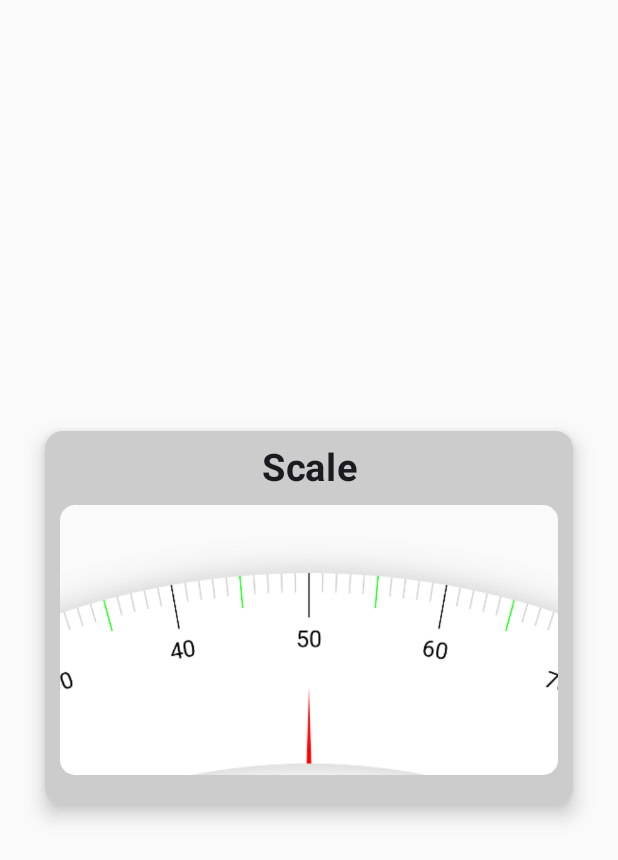
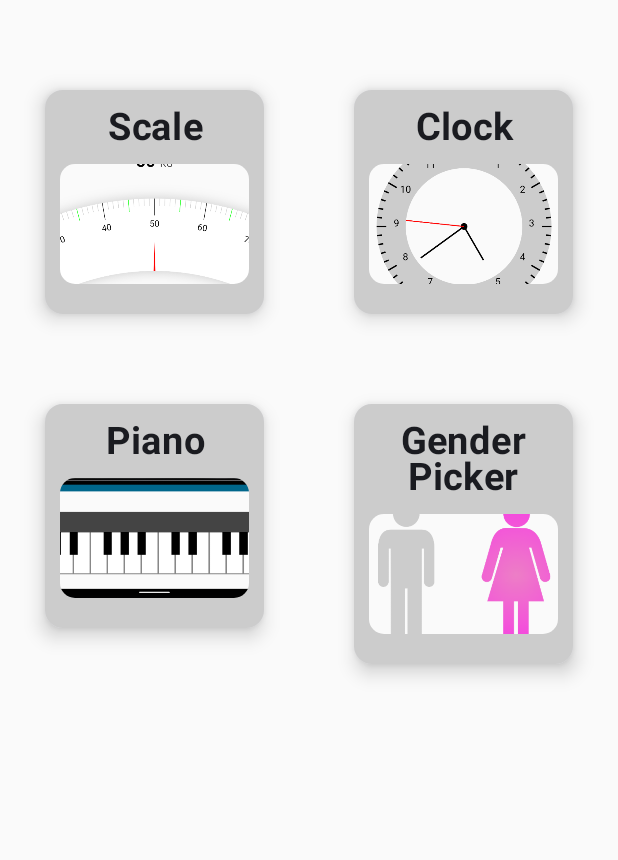
Before and after one commit to SerbanMarinescu/UI_Designs, an Android app built with Jetpack Compose: the screen it shows after launch (MainActivity), on a phone screen of 412 x 824 dp. Shown: the top 860 px of the screen. Run offline under Robolectric (Android 15) with nearby library versions, the phone set to English and light mode, and no system bars.

Commit message:
Added Gender Picker Screen

```diff
--- a/app/src/main/java/com/example/canvasdesigns/navigation/Navigation.kt
+++ b/app/src/main/java/com/example/canvasdesigns/navigation/Navigation.kt
@@ -7,10 +7,8 @@ import androidx.compose.foundation.layout.fillMaxSize
 import androidx.compose.foundation.layout.fillMaxWidth
 import androidx.compose.foundation.layout.height
 import androidx.compose.foundation.layout.padding
-import androidx.compose.material3.Button
 import androidx.compose.material3.Text
 import androidx.compose.runtime.Composable
-import androidx.compose.runtime.collectAsState
 import androidx.compose.runtime.getValue
 import androidx.compose.ui.Alignment
 import androidx.compose.ui.Modifier
@@ -28,6 +26,7 @@ import androidx.navigation.compose.NavHost
 import androidx.navigation.compose.composable
 import com.example.canvasdesigns.screens.clock_screen.Clock
 import com.example.canvasdesigns.screens.clock_screen.ClockViewModel
+import com.example.canvasdesigns.screens.gender_picker_screen.GenderPickerScreen
 import com.example.canvasdesigns.screens.main_screen.MainScreen
 import com.example.canvasdesigns.screens.main_screen.MainViewModel
 import com.example.canvasdesigns.screens.main_screen.NavRouteId
@@ -51,6 +50,7 @@ fun Navigation(navController: NavHostController) {
                         NavRouteId.CLOCK -> navController.navigate(Screen.ClockScreen.route)
                         NavRouteId.SCALE -> navController.navigate(Screen.WeightPickerScreen.route)
                         NavRouteId.PIANO -> navController.navigate(Screen.PianoScreen.route)
+                        NavRouteId.GENDER -> navController.navigate(Screen.GenderPickerScreen.route)
                     }
                 }
             )
@@ -117,8 +117,15 @@ fun Navigation(navController: NavHostController) {
         }
         composable(Screen.PianoScreen.route) {
             Box(modifier = Modifier.fillMaxSize()) {
-                Piano(modifier = Modifier.fillMaxWidth().height(500.dp).align(Alignment.Center))
+                Piano(modifier = Modifier
+                    .fillMaxWidth()
+                    .height(500.dp)
+                    .align(Alignment.Center))
             }
+        }
+        composable(Screen.GenderPickerScreen.route) {
+
+            GenderPickerScreen()
         }
     }
 }
--- a/app/src/main/java/com/example/canvasdesigns/navigation/Screen.kt
+++ b/app/src/main/java/com/example/canvasdesigns/navigation/Screen.kt
@@ -5,4 +5,5 @@ sealed class Screen(val route: String) {
     data object ClockScreen: Screen("ClockScreen")
     data object WeightPickerScreen: Screen("WeightPickerScreen")
     data object PianoScreen: Screen("PianoScreen")
+    data object GenderPickerScreen: Screen("GenderPickerScreen")
 }
--- /dev/null
+++ b/app/src/main/java/com/example/canvasdesigns/screens/gender_picker_screen/Gender.kt
@@ -0,0 +1,6 @@
+package com.example.canvasdesigns.screens.gender_picker_screen
+
+sealed interface Gender {
+    data object Male: Gender
+    data object Female: Gender
+}
--- a/app/src/main/java/com/example/canvasdesigns/screens/main_screen/ImageCard.kt
+++ b/app/src/main/java/com/example/canvasdesigns/screens/main_screen/ImageCard.kt
@@ -37,44 +37,6 @@ fun ImageCard(
     name: String,
     onClick: () -> Unit
 ) {
-//    Box(
-//        modifier = modifier
-//            .size(200.dp)
-//            .clip(RoundedCornerShape(20.dp))
-//            .background(Color.LightGray)
-//            .clickable {
-//                onClick()
-//            }
-//    ) {
-//
-//        Column(
-//            modifier = Modifier
-//                .fillMaxSize()
-//                .padding(top = 10.dp),
-//            horizontalAlignment = Alignment.CenterHorizontally,
-//            verticalArrangement = Arrangement.SpaceBetween
-//        ) {
-//            Text(
-//                text = name,
-//                fontSize = 25.sp,
-//                fontWeight = FontWeight.Bold
-//            )
-//
-//            Box(
-//                modifier = Modifier
-//                    .size(170.dp)
-//                    .padding(15.dp)
-//                    .clip(RoundedCornerShape(10.dp))
-//            ) {
-//                Image(
-//                    painter = painterResource(id = resId),
-//                    contentDescription = null,
-//                    modifier = Modifier.fillMaxSize(),
-//                    contentScale = ContentScale.Crop
-//                )
-//            }
-//        }
-//    }
 
     Card(
         modifier = Modifier
@@ -101,7 +63,7 @@ fun ImageCard(
             Box(
                 modifier = modifier
                     .fillMaxWidth()
-                    .height(200.dp)
+                    .size(100.dp)
                     .padding(10.dp)
             ) {
                 Image(
--- a/app/src/main/java/com/example/canvasdesigns/screens/main_screen/MainScreen.kt
+++ b/app/src/main/java/com/example/canvasdesigns/screens/main_screen/MainScreen.kt
@@ -6,8 +6,12 @@ import androidx.compose.foundation.layout.Arrangement
 import androidx.compose.foundation.layout.Box
 import androidx.compose.foundation.layout.fillMaxSize
 import androidx.compose.foundation.layout.fillMaxWidth
+import androidx.compose.foundation.layout.padding
 import androidx.compose.foundation.layout.wrapContentSize
 import androidx.compose.foundation.lazy.LazyRow
+import androidx.compose.foundation.lazy.grid.GridCells
+import androidx.compose.foundation.lazy.grid.LazyVerticalGrid
+import androidx.compose.foundation.lazy.grid.items
 import androidx.compose.foundation.lazy.items
 import androidx.compose.foundation.lazy.itemsIndexed
 import androidx.compose.foundation.pager.HorizontalPager
@@ -35,18 +39,35 @@ fun MainScreen(
         modifier = Modifier.fillMaxSize(),
         contentAlignment = Alignment.Center
     ) {
-        HorizontalPager(
-            state = pagerState,
-            modifier = Modifier.fillMaxWidth().align(Alignment.Center)
-        ) { currentPage ->
+//        HorizontalPager(
+//            state = pagerState,
+//            modifier = Modifier.fillMaxWidth().align(Alignment.Center)
+//        ) { currentPage ->
+//
+//            ImageCard(
+//                resId = itemList[currentPage % itemList.size].resId,
+//                name = itemList[currentPage % itemList.size].name,
+//                onClick = {
+//                    navigateTo(itemList[currentPage % itemList.size].navRouteId)
+//                }
+//            )
+//        }
 
-            ImageCard(
-                resId = itemList[currentPage % itemList.size].resId,
-                name = itemList[currentPage % itemList.size].name,
-                onClick = {
-                    navigateTo(itemList[currentPage % itemList.size].navRouteId)
-                }
-            )
+        LazyVerticalGrid(
+            columns = GridCells.Fixed(2),
+            modifier = Modifier
+                .fillMaxSize()
+                .padding(top = 30.dp)
+        ) {
+            items(itemList) {
+                ImageCard(
+                    resId = it.resId,
+                    name = it.name,
+                    onClick = {
+                        navigateTo(it.navRouteId)
+                    }
+                )
+            }
         }
     }
 }
--- a/app/src/main/java/com/example/canvasdesigns/screens/main_screen/MainViewModel.kt
+++ b/app/src/main/java/com/example/canvasdesigns/screens/main_screen/MainViewModel.kt
@@ -25,6 +25,11 @@ class MainViewModel : ViewModel() {
                 resId = R.drawable.piano,
                 name = "Piano",
                 navRouteId = NavRouteId.PIANO
+            ),
+            DesignThumbnails(
+                resId = R.drawable.gender,
+                name = "Gender Picker",
+                navRouteId = NavRouteId.GENDER
             )
         )
 
--- a/app/src/main/java/com/example/canvasdesigns/screens/main_screen/NavRouteId.kt
+++ b/app/src/main/java/com/example/canvasdesigns/screens/main_screen/NavRouteId.kt
@@ -3,5 +3,6 @@ package com.example.canvasdesigns.screens.main_screen
 enum class NavRouteId {
     CLOCK,
     SCALE,
-    PIANO
+    PIANO,
+    GENDER
 }
--- a/app/src/main/java/com/example/canvasdesigns/ui/theme/Color.kt
+++ b/app/src/main/java/com/example/canvasdesigns/ui/theme/Color.kt
@@ -9,3 +9,6 @@ val Pink80 = Color(0xFFEFB8C8)
 val Purple40 = Color(0xFF6650a4)
 val PurpleGrey40 = Color(0xFF625b71)
 val Pink40 = Color(0xFF7D5260)
+
+val LightBlue = Color(0xFF3993ed)
+val Pink = Color(0xFFed7ec6)
--- a/app/src/main/res/values/strings.xml
+++ b/app/src/main/res/values/strings.xml
@@ -1,3 +1,5 @@
 <resources>
     <string name="app_name">CanvasDesigns</string>
+    <string name="male_path">M22.05,7.08A7.08,7.08 0,1 0,15 14.16,7.08 7.08,0 0,0 22.05,7.08ZM0,25.2V43.25a2.8,2.8 0,0 0,5.6 0V25.67H6.71l0.06,21.16v29a3.73,3.73 0,0 0,3.73 3.74h0.08a3.73,3.73 0,0 0,3.73 -3.74v-29h1.33V75.69a3.73,3.73 0,0 0,3.73 3.73h0.08a3.73,3.73 0,0 0,3.73 -3.73v-50h1.17V43.25a2.8,2.8 0,0 0,5.6 0v-18c0,-2.95 -0.78,-9.64 -6.77,-9.64H6.69C0.77,15.62 0,22.26 0,25.2Z</string>
+    <string name="female_path">M25.67,7.06a7.06,7.06 0,1 0,-7.06 7.05A7.06,7.06 0,0 0,25.67 7.06ZM2,43.19a2.8,2.8 0,0 0,3.45 -1.92l4.63,-16.22L11.5,25 3,53.59l8.53,0V75.46c0,2.05 1.26,3.72 2.8,3.72h0.06c1.55,0 2.81,-1.67 2.81,-3.72V53.64h2.09V75.46c0,2.05 1.25,3.72 2.8,3.72h0.06c1.55,0 2.8,-1.67 2.8,-3.72V53.66l8.24,0 -8,-28.64h1.26l4.63,16.22a2.79,2.79 0,1 0,5.37 -1.53l-4.94,-17.3c-0.81,-2.84 -3.41,-7.73 -9.23,-7.73 -0.42,0 -6.74,-0.1 -9,-0.1 -5.59,0 -7.45,5.16 -8.21,7.83L0.11,39.74A2.79,2.79 0,0 0,2 43.19Z</string>
 </resources>
```
Also changed, not shown: app/src/main/java/com/example/canvasdesigns/screens/gender_picker_screen/GenderPicker.kt (added, +189 -0 lines), app/src/main/java/com/example/canvasdesigns/screens/gender_picker_screen/GenderPickerScreen.kt (added, +50 -0 lines), app/src/main/res/drawable/gender.png (added).
